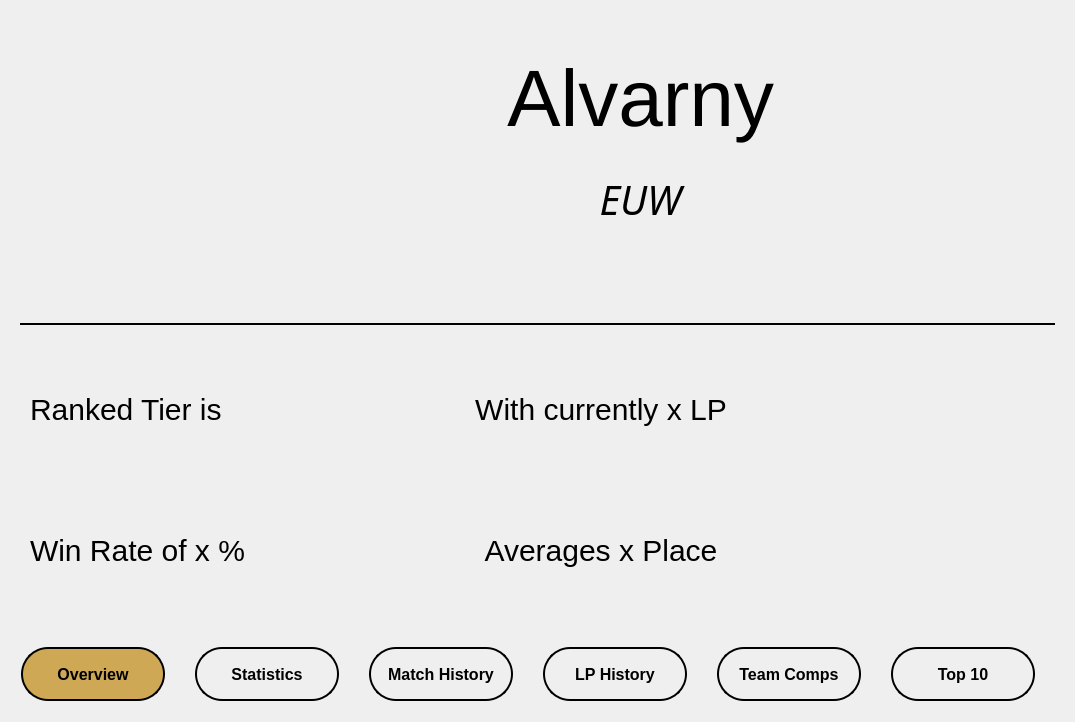
This is analyticswindow.ui in YannikSahl/TFT-Analyzer as Qt 5 draws it before an edit. The edited form follows.
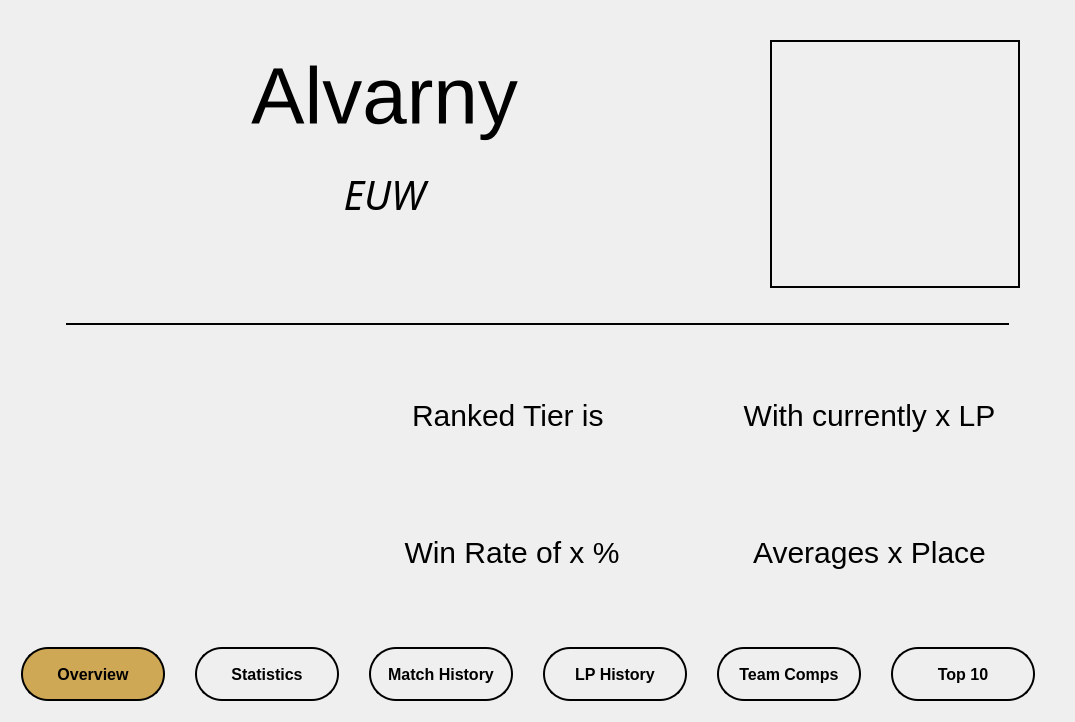
This is the edited form. Icons and pictures are not drawn.

Commit message: Switched back to non-multithreading Layout stuff

```diff
--- a/analyticswindow.ui
+++ b/analyticswindow.ui
@@ -39,7 +39,7 @@
    <bool>true</bool>
   </property>
   <layout class="QGridLayout" name="gridLayout">
-   <item row="0" column="0">
+   <item row="0" column="1">
     <widget class="QTabWidget" name="tabWidget">
      <property name="styleSheet">
       <string notr="true">*{
@@ -102,7 +102,64 @@
        <string>Overview</string>
       </attribute>
       <layout class="QGridLayout" name="gridLayout_2">
-       <item row="0" column="0">
+       <item row="2" column="0">
+        <spacer name="horizontalSpacer">
+         <property name="orientation">
+          <enum>Qt::Horizontal</enum>
+         </property>
+         <property name="sizeType">
+          <enum>QSizePolicy::Fixed</enum>
+         </property>
+         <property name="sizeHint" stdset="0">
+          <size>
+           <width>40</width>
+           <height>20</height>
+          </size>
+         </property>
+        </spacer>
+       </item>
+       <item row="2" column="1">
+        <widget class="QFrame" name="frame_visualLine">
+         <property name="minimumSize">
+          <size>
+           <width>0</width>
+           <height>2</height>
+          </size>
+         </property>
+         <property name="maximumSize">
+          <size>
+           <width>16777215</width>
+           <height>2</height>
+          </size>
+         </property>
+         <property name="styleSheet">
+          <string notr="true">border: 2px solid;</string>
+         </property>
+         <property name="frameShape">
+          <enum>QFrame::StyledPanel</enum>
+         </property>
+         <property name="frameShadow">
+          <enum>QFrame::Raised</enum>
+         </property>
+        </widget>
+       </item>
+       <item row="2" column="2">
+        <spacer name="horizontalSpacer_2">
+         <property name="orientation">
+          <enum>Qt::Horizontal</enum>
+         </property>
+         <property name="sizeType">
+          <enum>QSizePolicy::Fixed</enum>
+         </property>
+         <property name="sizeHint" stdset="0">
+          <size>
+           <width>40</width>
+           <height>20</height>
+          </size>
+         </property>
+        </spacer>
+       </item>
+       <item row="0" column="0" colspan="3">
         <widget class="QFrame" name="frame_nameAndRegion">
          <property name="styleSheet">
           <string notr="true"/>
@@ -114,7 +171,7 @@
           <enum>QFrame::Raised</enum>
          </property>
          <layout class="QGridLayout" name="gridLayout_5">
-          <item row="1" column="1">
+          <item row="1" column="2">
            <widget class="QLabel" name="label_overview_region">
             <property name="font">
              <font>
@@ -137,7 +194,7 @@
             </property>
            </widget>
           </item>
-          <item row="0" column="1">
+          <item row="0" column="2">
            <widget class="QLabel" name="label_overview_summonerName">
             <property name="styleSheet">
              <string notr="true">font-size: 80px;</string>
@@ -150,38 +207,56 @@
             </property>
            </widget>
           </item>
-          <item row="0" column="0" rowspan="2">
-           <widget class="QLabel" name="label_overview_picture_profileIcon">
-            <property name="sizePolicy">
-             <sizepolicy hsizetype="Fixed" vsizetype="Fixed">
-              <horstretch>0</horstretch>
-              <verstretch>0</verstretch>
-             </sizepolicy>
-            </property>
-            <property name="minimumSize">
-             <size>
-              <width>200</width>
-              <height>200</height>
-             </size>
-            </property>
+          <item row="0" column="3" rowspan="2">
+           <widget class="QFrame" name="frame_2">
             <property name="maximumSize">
              <size>
-              <width>200</width>
-              <height>200</height>
+              <width>300</width>
+              <height>300</height>
              </size>
             </property>
-            <property name="styleSheet">
-             <string notr="true">border-radius: 5px;</string>
+            <property name="frameShape">
+             <enum>QFrame::StyledPanel</enum>
             </property>
-            <property name="text">
-             <string>&lt;html&gt;&lt;head/&gt;&lt;body&gt;&lt;p&gt;&lt;br/&gt;&lt;/p&gt;&lt;/body&gt;&lt;/html&gt;</string>
+            <property name="frameShadow">
+             <enum>QFrame::Raised</enum>
             </property>
+            <layout class="QGridLayout" name="gridLayout_14">
+             <item row="0" column="0">
+              <widget class="QLabel" name="label_overview_picture_profileIcon">
+               <property name="sizePolicy">
+                <sizepolicy hsizetype="Fixed" vsizetype="Fixed">
+                 <horstretch>0</horstretch>
+                 <verstretch>0</verstretch>
+                </sizepolicy>
+               </property>
+               <property name="minimumSize">
+                <size>
+                 <width>0</width>
+                 <height>0</height>
+                </size>
+               </property>
+               <property name="maximumSize">
+                <size>
+                 <width>250</width>
+                 <height>250</height>
+                </size>
+               </property>
+               <property name="styleSheet">
+                <string notr="true">border: 2px solid;</string>
+               </property>
+               <property name="text">
+                <string>&lt;html&gt;&lt;head/&gt;&lt;body&gt;&lt;p&gt;&lt;br/&gt;&lt;/p&gt;&lt;/body&gt;&lt;/html&gt;</string>
+               </property>
+              </widget>
+             </item>
+            </layout>
            </widget>
           </item>
          </layout>
         </widget>
        </item>
-       <item row="2" column="0">
+       <item row="3" column="0" colspan="3">
         <widget class="QFrame" name="frame_summary">
          <property name="styleSheet">
           <string notr="true">font-size: 30px;</string>
@@ -193,14 +268,49 @@
           <enum>QFrame::Raised</enum>
          </property>
          <layout class="QGridLayout" name="gridLayout_4">
-          <item row="0" column="0">
+          <item row="1" column="2">
+           <widget class="QLabel" name="label_overview_winRate">
+            <property name="text">
+             <string>Win Rate of x %</string>
+            </property>
+            <property name="alignment">
+             <set>Qt::AlignCenter</set>
+            </property>
+           </widget>
+          </item>
+          <item row="0" column="1" rowspan="2">
+           <widget class="QLabel" name="label_overview_picture_ranked">
+            <property name="minimumSize">
+             <size>
+              <width>0</width>
+              <height>0</height>
+             </size>
+            </property>
+            <property name="maximumSize">
+             <size>
+              <width>300</width>
+              <height>300</height>
+             </size>
+            </property>
+            <property name="styleSheet">
+             <string notr="true"/>
+            </property>
+            <property name="text">
+             <string/>
+            </property>
+           </widget>
+          </item>
+          <item row="0" column="2">
            <widget class="QLabel" name="label_overview_tier">
             <property name="text">
              <string>Ranked Tier is </string>
             </property>
+            <property name="alignment">
+             <set>Qt::AlignCenter</set>
+            </property>
            </widget>
           </item>
-          <item row="1" column="1">
+          <item row="1" column="3">
            <widget class="QLabel" name="label_overview_averagePlace">
             <property name="text">
              <string>Averages x Place</string>
@@ -210,14 +320,7 @@
             </property>
            </widget>
           </item>
-          <item row="1" column="0">
-           <widget class="QLabel" name="label_overview_winRate">
-            <property name="text">
-             <string>Win Rate of x %</string>
-            </property>
-           </widget>
-          </item>
-          <item row="0" column="1">
+          <item row="0" column="3">
            <widget class="QLabel" name="label_overview_lp">
             <property name="styleSheet">
              <string notr="true"/>
@@ -230,57 +333,9 @@
             </property>
            </widget>
           </item>
-          <item row="0" column="2" rowspan="2">
-           <widget class="QLabel" name="label_overview_picture_ranked">
-            <property name="minimumSize">
-             <size>
-              <width>250</width>
-              <height>250</height>
-             </size>
-            </property>
-            <property name="maximumSize">
-             <size>
-              <width>250</width>
-              <height>250</height>
-             </size>
-            </property>
-            <property name="styleSheet">
-             <string notr="true">
-</string>
-            </property>
-            <property name="text">
-             <string/>
-            </property>
-           </widget>
-          </item>
          </layout>
         </widget>
        </item>
-       <item row="1" column="0">
-        <widget class="QFrame" name="frame_visualLine">
-         <property name="minimumSize">
-          <size>
-           <width>0</width>
-           <height>2</height>
-          </size>
-         </property>
-         <property name="maximumSize">
-          <size>
-           <width>16777215</width>
-           <height>2</height>
-          </size>
-         </property>
-         <property name="styleSheet">
-          <string notr="true">border: 6px solid;</string>
-         </property>
-         <property name="frameShape">
-          <enum>QFrame::StyledPanel</enum>
-         </property>
-         <property name="frameShadow">
-          <enum>QFrame::Raised</enum>
-         </property>
-        </widget>
-       </item>
       </layout>
      </widget>
      <widget class="QWidget" name="tab_statistics">
```
Left out of the diff: 2 changed lines with no effect on the pictures. The commit also changes 5 other files.
